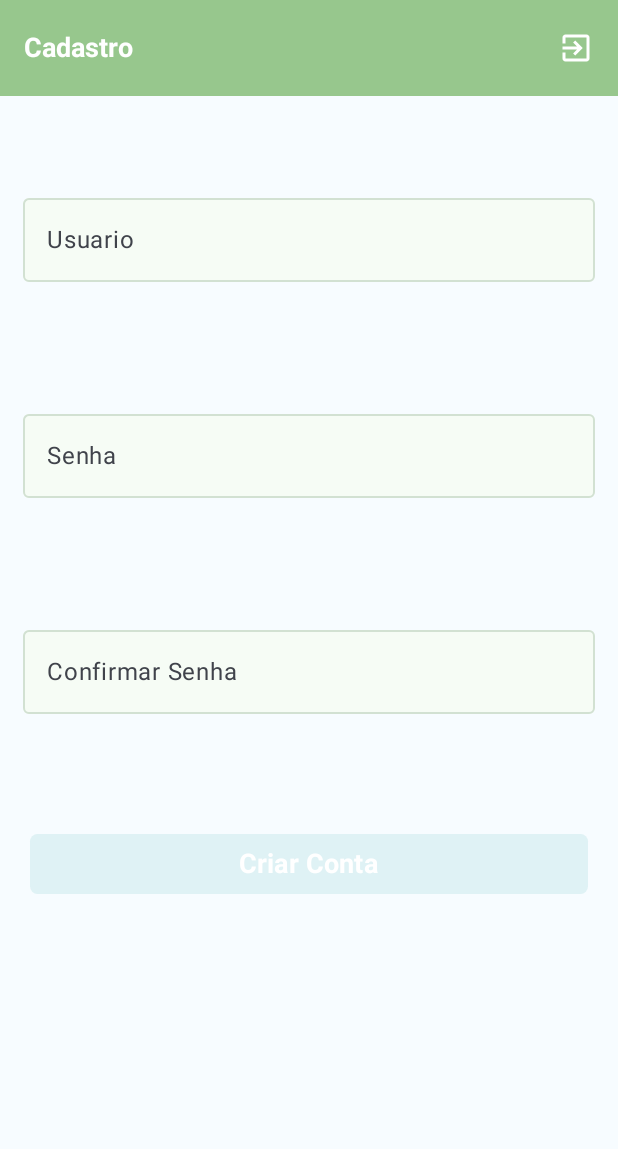
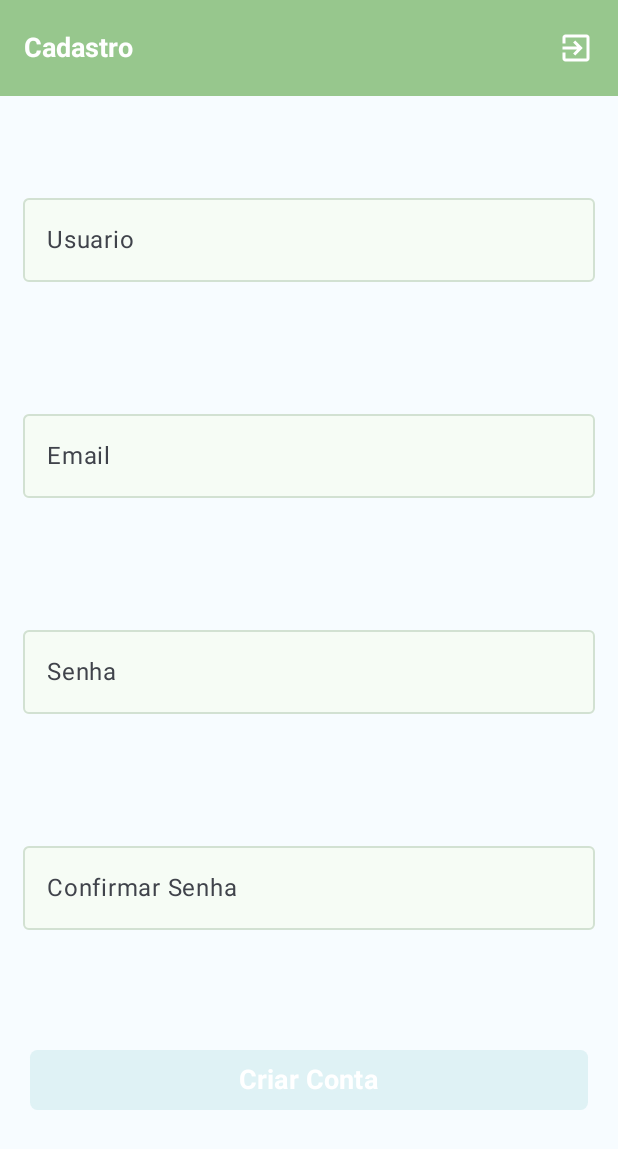
Before and after one commit to LucianoSegundo/MarcadorDeEventos, an Android app built with Jetpack Compose: the screen it shows after launch (MainActivity before the commit, RegistroActivity after it), after a tap on "Criar Conta", on a phone screen of 412 x 824 dp. Shown: the top 1149 px of the screen. Run offline under Robolectric (Android 15) with nearby library versions, the phone set to English and light mode, and no system bars.

Commit message:
Refatoração da navegação

```diff
--- a/app/src/main/java/com/example/marcadoreventos2/MainActivity.kt
+++ b/app/src/main/java/com/example/marcadoreventos2/MainActivity.kt
@@ -28,9 +28,7 @@ class MainActivity : ComponentActivity() {
             val viewModel : MainViewModel by viewModels()
             val navController = rememberNavController()
 
-            NavHost(navController, startDestination = Route.tLogin) {
-                composable<Route.tLogin>{ tLogin(navController,viewModel) }
-                composable<Route.tCadastro>{ tCadastro(navController, viewModel) }
+            NavHost(navController, startDestination = Route.tHome) {
                 composable<Route.tHome>{ tHome(navController, viewModel) }
                 composable<Route.tCriacao>{ tCriacao(navController, viewModel) }
                 composable<Route.tLeitura>{ tLeitura(navController, viewModel) }
--- /dev/null
+++ b/app/src/main/java/com/example/marcadoreventos2/RegistroActivity.kt
@@ -0,0 +1,27 @@
+package com.example.marcadoreventos2
+
+import android.os.Bundle
+import androidx.activity.ComponentActivity
+import androidx.activity.compose.setContent
+import androidx.activity.enableEdgeToEdge
+import androidx.compose.foundation.layout.fillMaxSize
+import androidx.compose.foundation.layout.padding
+import androidx.compose.material3.Scaffold
+import androidx.compose.material3.Text
+import androidx.compose.runtime.Composable
+import androidx.compose.ui.Modifier
+import androidx.compose.ui.tooling.preview.Preview
+import com.example.marcadoreventos2.ui.theme.MarcadorEventos2Theme
+import com.example.marcadoreventos2.viewer.paginas.tCadastro
+
+class RegistroActivity : ComponentActivity() {
+    override fun onCreate(savedInstanceState: Bundle?) {
+        super.onCreate(savedInstanceState)
+        enableEdgeToEdge()
+        setContent {
+            MarcadorEventos2Theme {
+               tCadastro()
+            }
+        }
+    }
+}
--- a/app/src/main/java/com/example/marcadoreventos2/ui/nav/BottomNavBar.kt
+++ b/app/src/main/java/com/example/marcadoreventos2/ui/nav/BottomNavBar.kt
@@ -27,7 +27,7 @@ fun BottomNavBar(navController: NavController, items: List<BottomNavItem>) {
                 onClick = {
                     navController.navigate(item.route) {
                         // Volta pilha de navegação até HomePage (startDest).
-                        navController.graph.route?.let {
+                        navController.graph.startDestinationRoute?.let {
                             popUpTo(it) {
                                 saveState = true
                             }
--- a/app/src/main/java/com/example/marcadoreventos2/viewer/paginas/TCadastro.kt
+++ b/app/src/main/java/com/example/marcadoreventos2/viewer/paginas/TCadastro.kt
@@ -1,6 +1,7 @@
 package com.example.marcadoreventos2.viewer.paginas
 
 import android.annotation.SuppressLint
+import android.app.Activity
 import android.graphics.drawable.Icon
 import androidx.compose.foundation.layout.Column
 import androidx.compose.foundation.layout.fillMaxSize
@@ -24,6 +25,7 @@ import androidx.compose.runtime.mutableStateOf
 import androidx.compose.runtime.setValue
 import androidx.compose.ui.Modifier
 import androidx.compose.ui.graphics.Color
+import androidx.compose.ui.platform.LocalContext
 import androidx.compose.ui.text.font.FontWeight
 import androidx.compose.ui.text.input.KeyboardType
 import androidx.compose.ui.unit.dp
@@ -37,11 +39,16 @@ import com.example.marcadoreventos2.ui.theme.fundo
 import com.example.marcadoreventos2.viewer.componentes.botao
 import com.example.marcadoreventos2.viewer.componentes.caixaTexto
 
-@SuppressLint("UnusedMaterial3ScaffoldPaddingParameter", "UnrememberedMutableState")
+@SuppressLint("UnusedMaterial3ScaffoldPaddingParameter", "UnrememberedMutableState",
+    "ContextCastToActivity"
+)
 @OptIn(ExperimentalMaterial3Api::class)
 @Composable
-fun tCadastro(navController: NavController, viewModel: MainViewModel){
+fun tCadastro(){
+    val activity = LocalContext.current as? Activity
+
     Scaffold(
+
         topBar = {
             TopAppBar(
                 colors = TopAppBarColors(
@@ -52,7 +59,9 @@ fun tCadastro(navController: NavController, viewModel: MainViewModel){
                     actionIconContentColor = corTextoTopBar,
                 ),
                actions = {
-                   IconButton(onClick = { navController.navigate(Route.tLogin) }) {
+                   IconButton(onClick = {
+                       activity?.finish()
+                   }) {
 
                        Icon(
                            imageVector = Icons.AutoMirrored.Filled.ExitToApp,
@@ -82,6 +91,7 @@ fun tCadastro(navController: NavController, viewModel: MainViewModel){
             var usuario by mutableStateOf("")
             var senha by mutableStateOf("")
             var confirmacao by mutableStateOf("")
+            var email by mutableStateOf("")
 
             caixaTexto(
                 valor = usuario,
@@ -91,6 +101,17 @@ fun tCadastro(navController: NavController, viewModel: MainViewModel){
                 keyboardType = KeyboardType.Text,
                 modifier = Modifier
                     .padding(top = 60.dp, bottom = 60.dp, start = 15.dp, end = 15.dp)
+                    .fillMaxWidth(),
+
+                )
+            caixaTexto(
+                valor = email,
+                titulo = "Email",
+                onValueChange = {email = it},
+                nLinhas = 1,
+                keyboardType = KeyboardType.Email,
+                modifier = Modifier
+                    .padding(top = 20.dp, bottom = 60.dp, start = 15.dp, end = 15.dp)
                     .fillMaxWidth(),
 
                 )
@@ -119,12 +140,14 @@ fun tCadastro(navController: NavController, viewModel: MainViewModel){
 
             botao(
                 texto = "Criar Conta",
-                enabled = (senha != "" && confirmacao !="" && usuario !="") && (senha == confirmacao) && (senha.length >= 8),
+                enabled = (senha != "" && confirmacao !="" && usuario !="") && (senha == confirmacao) && (senha.length >= 8) && email != "",
                 modifier = Modifier
                     .fillMaxWidth()
                     .height(80.dp)
                     .padding(20.dp),
-                onCLick = { navController.navigate(Route.tLogin) },
+                onCLick = {
+                    activity?.finish()
+                },
             )
         }
     }
--- a/app/src/main/java/com/example/marcadoreventos2/viewer/paginas/TLogin.kt
+++ b/app/src/main/java/com/example/marcadoreventos2/viewer/paginas/TLogin.kt
@@ -1,7 +1,9 @@
 package com.example.marcadoreventos2.viewer.paginas
 
 import android.annotation.SuppressLint
-import androidx.compose.foundation.background
+import android.app.Activity
+import android.content.Intent
+import android.content.Intent.FLAG_ACTIVITY_SINGLE_TOP
 import androidx.compose.foundation.layout.Arrangement
 import androidx.compose.foundation.layout.Column
 import androidx.compose.foundation.layout.fillMaxSize
@@ -9,10 +11,7 @@ import androidx.compose.foundation.layout.fillMaxWidth
 import androidx.compose.foundation.layout.height
 import androidx.compose.foundation.layout.padding
 import androidx.compose.foundation.rememberScrollState
-import androidx.compose.foundation.shape.RoundedCornerShape
 import androidx.compose.foundation.verticalScroll
-import androidx.compose.material3.Button
-import androidx.compose.material3.ButtonColors
 import androidx.compose.material3.ExperimentalMaterial3Api
 import androidx.compose.material3.Scaffold
 import androidx.compose.material3.Text
@@ -25,24 +24,27 @@ import androidx.compose.runtime.remember
 import androidx.compose.runtime.setValue
 import androidx.compose.ui.Modifier
 import androidx.compose.ui.graphics.Color
+import androidx.compose.ui.platform.LocalContext
 import androidx.compose.ui.text.font.FontWeight
 import androidx.compose.ui.text.input.KeyboardType
 import androidx.compose.ui.unit.dp
 import androidx.compose.ui.unit.sp
-import androidx.navigation.NavController
-import com.example.marcadoreventos2.model.MainViewModel
-import com.example.marcadoreventos2.ui.nav.Route
+import com.example.marcadoreventos2.MainActivity
+import com.example.marcadoreventos2.RegistroActivity
 import com.example.marcadoreventos2.ui.theme.corTextoTopBar
 import com.example.marcadoreventos2.ui.theme.corTopBar
 import com.example.marcadoreventos2.ui.theme.fundo
 import com.example.marcadoreventos2.viewer.componentes.botao
 import com.example.marcadoreventos2.viewer.componentes.caixaTexto
 
-@SuppressLint("UnusedMaterial3ScaffoldPaddingParameter")
+@SuppressLint("UnusedMaterial3ScaffoldPaddingParameter", "ContextCastToActivity")
 @OptIn(ExperimentalMaterial3Api::class)
 @Composable
-fun tLogin(navController: NavController, viewModel: MainViewModel){
+fun tLogin(){
+    val activity = LocalContext.current as? Activity
+
     Scaffold(
+
     topBar = {
         TopAppBar(
             colors = TopAppBarColors(
@@ -71,15 +73,15 @@ fun tLogin(navController: NavController, viewModel: MainViewModel){
             rememberScrollState()
         ))
         {
-            var login:String by remember { mutableStateOf("") }
+            var email:String by remember { mutableStateOf("") }
             var senha: String by remember { mutableStateOf("") }
 
             caixaTexto(
-                valor = login,
-                titulo = "Login",
-                onValueChange =  {login = it},
+                valor = email,
+                titulo = "Email",
+                onValueChange =  {email = it},
                 nLinhas = 1,
-                keyboardType = KeyboardType.Text,
+                keyboardType = KeyboardType.Email,
                 modifier = Modifier.padding(top = 90.dp, bottom = 40.dp, start = 15.dp, end = 15.dp).fillMaxWidth(),
             )
             caixaTexto(
@@ -94,15 +96,27 @@ fun tLogin(navController: NavController, viewModel: MainViewModel){
 
                 botao(
                     texto = "Logar",
-                    enabled = senha != "" && login != "",
+                    enabled = senha != "" && email != "",
                     modifier = Modifier.fillMaxWidth().height(80.dp).padding(20.dp),
-                    onCLick = { navController.navigate(Route.tHome) },
+                    onCLick = {
+                        activity?.startActivity(
+                            Intent(activity, MainActivity::class.java).setFlags(
+                                FLAG_ACTIVITY_SINGLE_TOP
+                            )
+                        )
+                    },
                     )
             botao(
                 texto = "Criar Conta",
                 enabled = true,
                 modifier = Modifier.fillMaxWidth().height(80.dp).padding(20.dp),
-                onCLick = { navController.navigate(Route.tCadastro) },
+                onCLick = {
+                    activity?.startActivity(
+                        Intent(activity, RegistroActivity::class.java).setFlags(
+                            FLAG_ACTIVITY_SINGLE_TOP
+                        )
+                    )
+                },
             )
 
         }
--- a/app/src/main/res/values/strings.xml
+++ b/app/src/main/res/values/strings.xml
@@ -1,4 +1,6 @@
 <resources>
     <string name="app_name">MarcadorEventos2</string>
     <string name="title_activity_login">LoginActivity</string>
+    <string name="title_activity_main2">MainActivity2</string>
+    <string name="title_activity_registro">RegistroActivity</string>
 </resources>
```
Also changed, not shown: app/src/main/AndroidManifest.xml (+12 -2 lines), app/src/main/java/com/example/marcadoreventos2/LoginActivity.kt (renamed from app/src/main/java/com/example/marcadoreventos2/ui/nav/LoginActivity.kt, +8 -24 lines), app/src/main/java/com/example/marcadoreventos2/viewer/paginas/TCriacao.kt (+7 -3 lines), app/src/main/java/com/example/marcadoreventos2/viewer/paginas/TDisponiveis.kt (+17 -0 lines), app/src/main/java/com/example/marcadoreventos2/viewer/paginas/THome.kt (+16 -1 lines), app/src/main/java/com/example/marcadoreventos2/viewer/paginas/TLeitura.kt (+2 -5 lines), app/src/main/java/com/example/marcadoreventos2/viewer/paginas/TMarcados.kt (+17 -0 lines).
